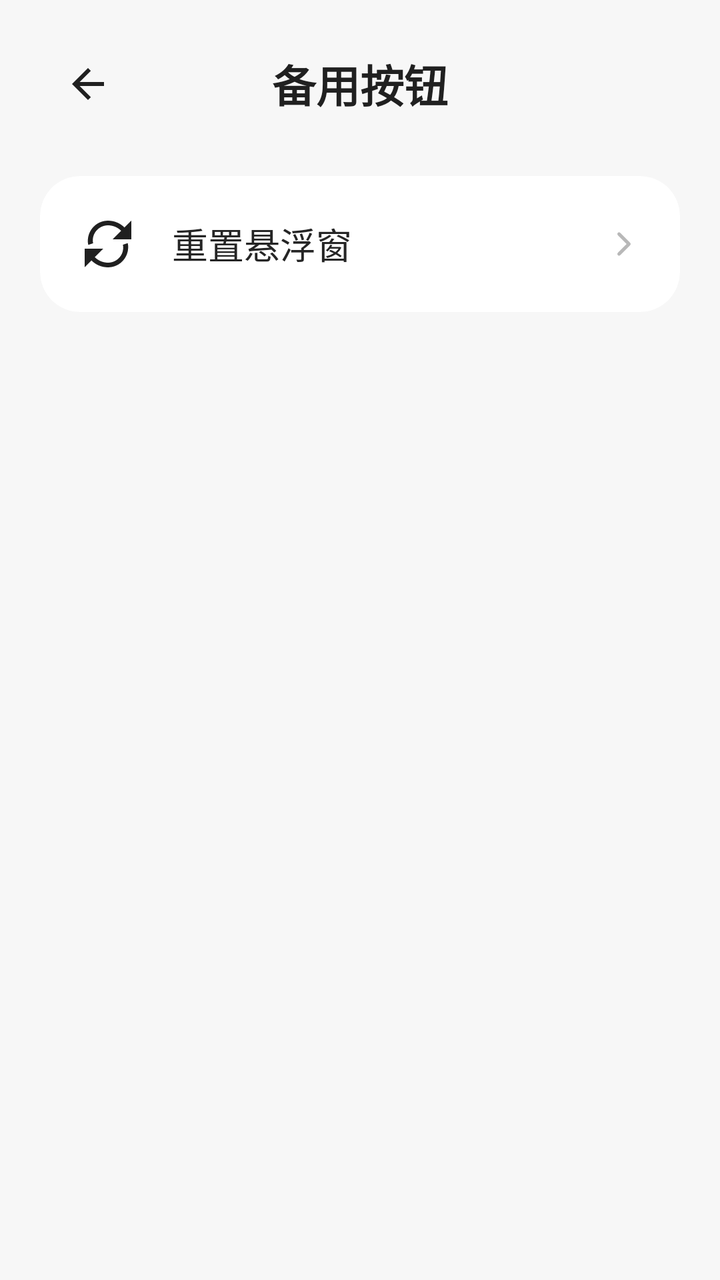
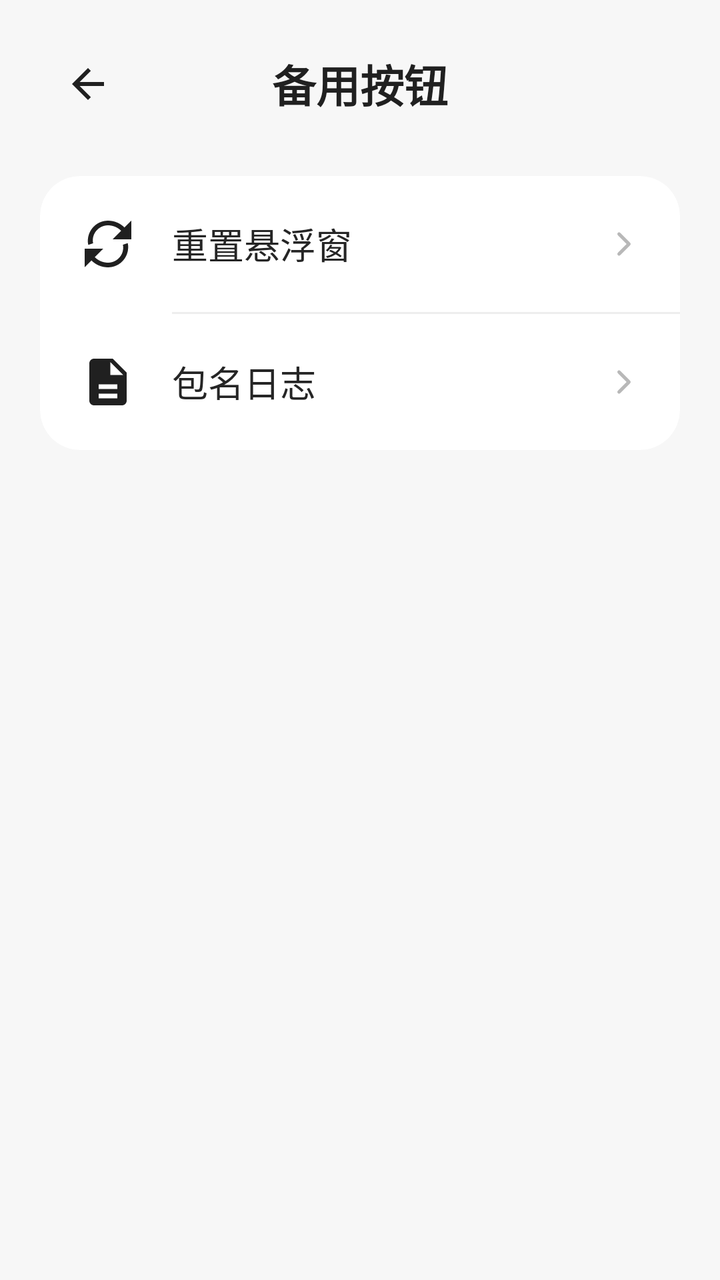

Before-and-after screenshots of an Android layout around one commit, followed by the original layout XML and the change that was made.
<!-- AndroidManifest.xml: application theme Theme.Basic -->
<!-- res/layout/fragment_special_details.xml -->
<?xml version="1.0" encoding="utf-8"?>
<ScrollView xmlns:android="http://schemas.android.com/apk/res/android"
    xmlns:app="http://schemas.android.com/apk/res-auto"
    android:layout_width="match_parent"
    android:layout_height="match_parent"
    android:background="#F7F7F7"
    android:clipToPadding="false"
    android:fillViewport="true"
    android:overScrollMode="never">

    <LinearLayout
        android:layout_width="match_parent"
        android:layout_height="wrap_content"
        android:orientation="vertical"
        android:paddingStart="20dp"
        android:paddingTop="14dp"
        android:paddingEnd="20dp"
        android:paddingBottom="32dp">

        <FrameLayout
            android:layout_width="match_parent"
            android:layout_height="56dp"
            android:layout_marginBottom="18dp">

            <ImageButton
                android:id="@+id/btn_special_details_back"
                android:layout_width="48dp"
                android:layout_height="48dp"
                android:layout_gravity="start|center_vertical"
                android:background="?attr/selectableItemBackgroundBorderless"
                android:contentDescription="@string/back"
                android:padding="12dp"
                android:src="@drawable/ic_arrow_back" />

            <TextView
                android:layout_width="match_parent"
                android:layout_height="match_parent"
                android:gravity="center"
                android:paddingStart="52dp"
                android:paddingEnd="52dp"
                android:text="@string/special_details"
                android:textColor="#202020"
                android:textSize="22sp"
                android:textStyle="bold" />

        </FrameLayout>

        <androidx.cardview.widget.CardView
            android:layout_width="match_parent"
            android:layout_height="wrap_content"
            app:cardBackgroundColor="#FFFFFF"
            app:cardCornerRadius="20dp"
            app:cardElevation="0dp"
            app:cardPreventCornerOverlap="true">

            <LinearLayout
                android:layout_width="match_parent"
                android:layout_height="wrap_content"
                android:orientation="vertical">

                <LinearLayout
                    android:id="@+id/row_reset_floating"
                    android:layout_width="match_parent"
                    android:layout_height="68dp"
                    android:background="?attr/selectableItemBackground"
                    android:clickable="true"
                    android:focusable="true"
                    android:gravity="center_vertical"
                    android:orientation="horizontal"
                    android:paddingStart="20dp"
                    android:paddingEnd="18dp">

                    <ImageView
                        android:layout_width="28dp"
                        android:layout_height="28dp"
                        android:contentDescription="@null"
                        android:src="@drawable/ic_menu_reset" />

                    <TextView
                        android:layout_width="0dp"
                        android:layout_height="wrap_content"
                        android:layout_marginStart="18dp"
                        android:layout_weight="1"
                        android:text="@string/reset_floating_window"
                        android:textColor="#252525"
                        android:textSize="18sp" />

                    <ImageView
                        android:layout_width="20dp"
                        android:layout_height="20dp"
                        android:contentDescription="@null"
                        android:src="@drawable/ic_menu_chevron" />

                </LinearLayout>

            </LinearLayout>

        </androidx.cardview.widget.CardView>

    </LinearLayout>

</ScrollView>
<!-- resources referenced by this layout -->
<resources>
  <!-- drawable ic_arrow_back (drawable) -->
  <?xml version="1.0" encoding="utf-8"?>
  <vector xmlns:android="http://schemas.android.com/apk/res/android"
      android:width="24dp"
      android:height="24dp"
      android:viewportWidth="24"
      android:viewportHeight="24">
      <path
          android:fillColor="#202020"
          android:pathData="M20,11H7.83L13.42,5.41L12,4L4,12L12,20L13.42,18.59L7.83,13H20V11Z" />
  </vector>
  <!-- drawable ic_menu_chevron (drawable) -->
  <vector xmlns:android="http://schemas.android.com/apk/res/android"
      android:width="24dp"
      android:height="24dp"
      android:viewportWidth="24"
      android:viewportHeight="24">
      <path
          android:fillColor="@android:color/transparent"
          android:pathData="M9,6 L15,12 L9,18"
          android:strokeColor="#B8B8B8"
          android:strokeLineCap="round"
          android:strokeLineJoin="round"
          android:strokeWidth="2" />
  </vector>
  <!-- drawable ic_menu_reset (drawable) -->
  <vector xmlns:android="http://schemas.android.com/apk/res/android"
      android:width="24dp"
      android:height="24dp"
      android:viewportWidth="24"
      android:viewportHeight="24">
      <path
          android:fillColor="#202020"
          android:pathData="M17.65,6.35C16.2,4.9 14.21,4 12,4c-4.09,0 -7.19,3.72 -6.39,7.69l-2.08,0.68C2.45,7.08 6.47,2 12,2c2.76,0 5.26,1.12 7.07,2.93L22,2v8h-8l3.65,-3.65zM6.35,17.65C7.8,19.1 9.79,20 12,20c4.09,0 7.19,-3.72 6.39,-7.69l2.08,-0.68C21.55,16.92 17.53,22 12,22c-2.76,0 -5.26,-1.12 -7.07,-2.93L2,22v-8h8l-3.65,3.65z" />
  </vector>
  <string name="back">返回</string>
  <string name="reset_floating_window">重置悬浮窗</string>
  <string name="special_details">备用按钮</string>
  <style name="Theme.Basic" parent="Base.Theme.Basic" />
  <style name="Base.Theme.Basic" parent="Theme.Material3.DayNight.NoActionBar">
          
          
      </style>
</resources>

<!-- the commit's change to res/layout/fragment_special_details.xml (unified diff, before → after) -->
@@ -93,6 +93,47 @@
 
                 </LinearLayout>
 
+                <View
+                    android:layout_width="match_parent"
+                    android:layout_height="1dp"
+                    android:layout_marginStart="66dp"
+                    android:background="#EEEEEE" />
+
+                <LinearLayout
+                    android:id="@+id/row_package_log"
+                    android:layout_width="match_parent"
+                    android:layout_height="68dp"
+                    android:background="?attr/selectableItemBackground"
+                    android:clickable="true"
+                    android:focusable="true"
+                    android:gravity="center_vertical"
+                    android:orientation="horizontal"
+                    android:paddingStart="20dp"
+                    android:paddingEnd="18dp">
+
+                    <ImageView
+                        android:layout_width="28dp"
+                        android:layout_height="28dp"
+                        android:contentDescription="@null"
+                        android:src="@drawable/ic_menu_log" />
+
+                    <TextView
+                        android:layout_width="0dp"
+                        android:layout_height="wrap_content"
+                        android:layout_marginStart="18dp"
+                        android:layout_weight="1"
+                        android:text="@string/package_name_log"
+                        android:textColor="#252525"
+                        android:textSize="18sp" />
+
+                    <ImageView
+                        android:layout_width="20dp"
+                        android:layout_height="20dp"
+                        android:contentDescription="@null"
+                        android:src="@drawable/ic_menu_chevron" />
+
+                </LinearLayout>
+
             </LinearLayout>
 
         </androidx.cardview.widget.CardView>
<!-- resource entries referenced after the edit -->
@@ -25,6 +25,16 @@
           android:strokeLineJoin="round"
           android:strokeWidth="2" />
   </vector>
+  <!-- drawable ic_menu_log (drawable) -->
+  <vector xmlns:android="http://schemas.android.com/apk/res/android"
+      android:width="24dp"
+      android:height="24dp"
+      android:viewportWidth="24"
+      android:viewportHeight="24">
+      <path
+          android:fillColor="#202020"
+          android:pathData="M14,2H6c-1.1,0 -2,0.9 -2,2v16c0,1.1 0.9,2 2,2h12c1.1,0 2,-0.9 2,-2V8l-6,-6zM13,9V3.5L18.5,9H13zM8,13h8v2H8v-2zM8,17h8v2H8v-2z" />
+  </vector>
   <!-- drawable ic_menu_reset (drawable) -->
   <vector xmlns:android="http://schemas.android.com/apk/res/android"
       android:width="24dp"
@@ -36,6 +46,7 @@
           android:pathData="M17.65,6.35C16.2,4.9 14.21,4 12,4c-4.09,0 -7.19,3.72 -6.39,7.69l-2.08,0.68C2.45,7.08 6.47,2 12,2c2.76,0 5.26,1.12 7.07,2.93L22,2v8h-8l3.65,-3.65zM6.35,17.65C7.8,19.1 9.79,20 12,20c4.09,0 7.19,-3.72 6.39,-7.69l2.08,-0.68C21.55,16.92 17.53,22 12,22c-2.76,0 -5.26,-1.12 -7.07,-2.93L2,22v-8h8l-3.65,3.65z" />
   </vector>
   <string name="back">返回</string>
+  <string name="package_name_log">包名日志</string>
   <string name="reset_floating_window">重置悬浮窗</string>
   <string name="special_details">备用按钮</string>
   <style name="Theme.Basic" parent="Base.Theme.Basic" />
